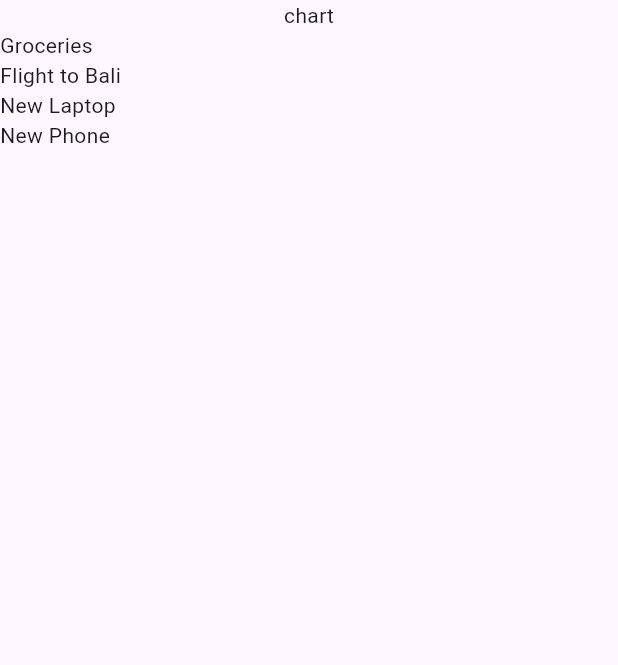
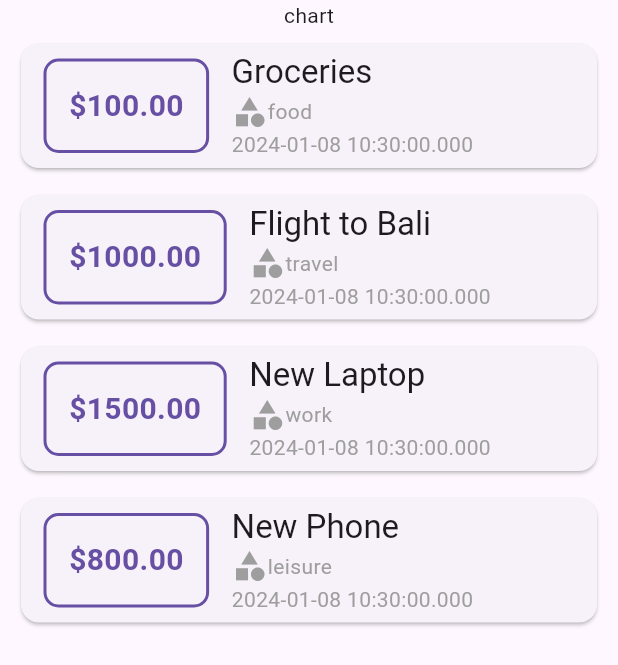
Before and after one commit to JazwinskiMichal/expense_tracker, a Flutter app: the screen it shows after launch, on a phone screen of 412 x 824 dp. Shown: the top 665 px of the screen. Run offline on Flutter 3.47's test engine with Material 3 defaults, Android fonts, the light colour scheme and no system bars.

Commit message:
better code organization, added Card for expense_item

```diff
--- a/lib/main.dart
+++ b/lib/main.dart
@@ -1,5 +1,5 @@
 import 'package:flutter/material.dart';
-import 'package:expense_tracker/expenses.dart';
+import 'package:expense_tracker/widgets/expenses.dart';
 
 void main() {
   runApp(const MaterialApp(
--- a/lib/expenses.dart
+++ b/lib/widgets/expenses.dart
@@ -1,4 +1,4 @@
-import 'package:expense_tracker/expenses_list.dart';
+import 'package:expense_tracker/widgets/expenses_list/expenses_list.dart';
 import 'package:flutter/material.dart';
 import 'package:expense_tracker/models/expense.dart';
 
--- /dev/null
+++ b/lib/widgets/expenses_list/expense_item.dart
@@ -0,0 +1,81 @@
+import 'package:expense_tracker/models/expense.dart';
+import 'package:flutter/material.dart';
+
+class ExpenseItem extends StatelessWidget {
+  // Properties
+  final Expense expense;
+
+  // Constructor
+  const ExpenseItem({
+    super.key,
+    required this.expense,
+  });
+
+  // Return Widget tree
+  @override
+  Widget build(BuildContext context) {
+    return Container(
+      margin: const EdgeInsets.symmetric(
+        vertical: 5,
+        horizontal: 10,
+      ),
+      child: Card(
+        child: Row(
+          children: [
+            Container(
+              margin: const EdgeInsets.symmetric(
+                vertical: 10,
+                horizontal: 15,
+              ),
+              decoration: BoxDecoration(
+                borderRadius: BorderRadius.circular(10),
+                border: Border.all(
+                  color: Theme.of(context).primaryColor,
+                  width: 2,
+                ),
+              ),
+              padding: const EdgeInsets.all(15),
+              child: Text(
+                '\$${expense.amount.toStringAsFixed(2)}',
+                style: TextStyle(
+                  fontWeight: FontWeight.bold,
+                  fontSize: 20,
+                  color: Theme.of(context).primaryColor,
+                ),
+              ),
+            ),
+            Column(
+              crossAxisAlignment: CrossAxisAlignment.start,
+              children: [
+                Text(
+                  expense.title,
+                  style: Theme.of(context).textTheme.headline6,
+                ),
+                Row(
+                  children: [
+                    Icon(
+                      Icons.category,
+                      color: Colors.grey,
+                    ),
+                    Text(
+                      expense.category.toString().split('.').last,
+                      style: const TextStyle(
+                        color: Colors.grey,
+                      ),
+                    ),
+                  ],
+                ),
+                Text(
+                  expense.date.toString(),
+                  style: const TextStyle(
+                    color: Colors.grey,
+                  ),
+                ),
+              ],
+            ),
+          ],
+        ),
+      ),
+    );
+  }
+}
--- a/lib/expenses_list.dart
+++ b/lib/widgets/expenses_list/expenses_list.dart
@@ -1,5 +1,6 @@
 import 'package:flutter/material.dart';
 import 'package:expense_tracker/models/expense.dart';
+import 'package:expense_tracker/widgets/expenses_list/expense_item.dart';
 
 class ExpensesList extends StatelessWidget {
 // Properties
@@ -16,7 +17,9 @@ class ExpensesList extends StatelessWidget {
     // Builder works like a virtualization of the items in a list
     return ListView.builder(
       itemCount: expenses.length,
-      itemBuilder: (BuildContext ctx, int index) => Text(expenses[index].title),
+      itemBuilder: (BuildContext ctx, int index) => ExpenseItem(
+        expense: expenses[index],
+      ),
     );
   }
 }
```
